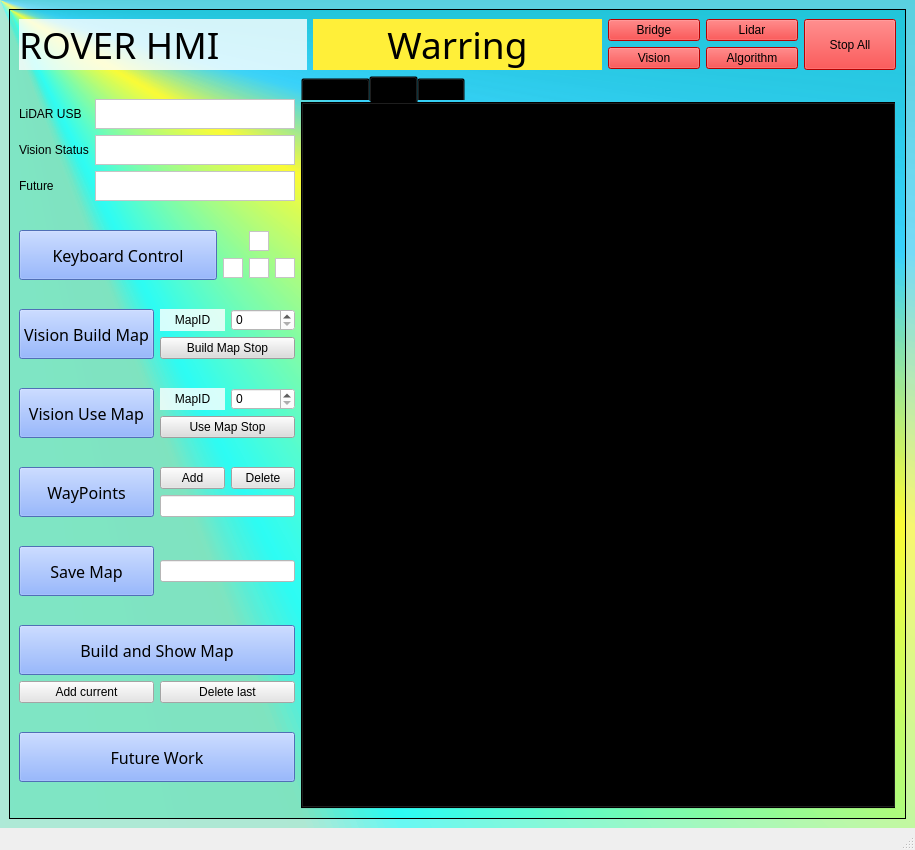
The window that gui/rover_v3.ui (goldmode321/ROVER_Clement_Billy_2019) describes before a commit, drawn with Qt 5.
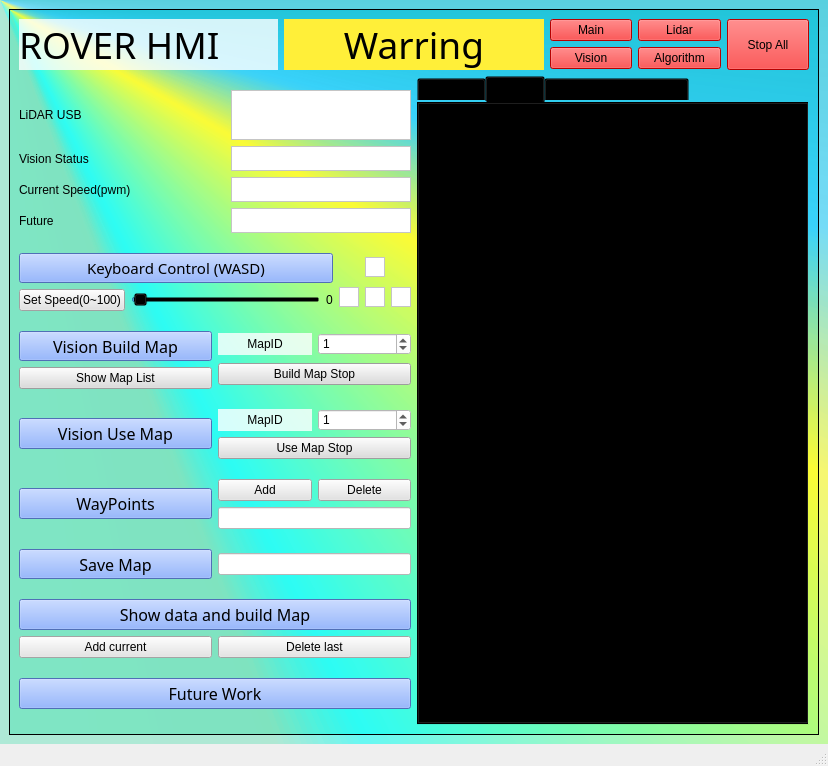
The same window after the commit. The open tabs and pages were chosen to show the change. Custom widgets are drawn as their Qt base class.

```diff
--- a/gui/rover_v3.ui
+++ b/gui/rover_v3.ui
@@ -6,8 +6,8 @@
    <rect>
     <x>0</x>
     <y>0</y>
-    <width>915</width>
-    <height>850</height>
+    <width>828</width>
+    <height>766</height>
    </rect>
   </property>
   <property name="windowTitle">
@@ -37,8 +37,8 @@
         <rect>
          <x>0</x>
          <y>0</y>
-         <width>891</width>
-         <height>777</height>
+         <width>803</width>
+         <height>706</height>
         </rect>
        </property>
        <property name="styleSheet">
@@ -72,8 +72,8 @@
              </font>
             </property>
             <property name="styleSheet">
-             <string notr="true">background-color:transparent;
-background-color: rgb(255, 239, 57);</string>
+             <string notr="true">background-color: rgb(255, 239, 57);
+</string>
             </property>
             <property name="text">
              <string>Warring</string>
@@ -93,7 +93,7 @@
                  <string notr="true">background-color: rgb(255, 0, 0);</string>
                 </property>
                 <property name="text">
-                 <string>Bridge</string>
+                 <string>Main</string>
                 </property>
                </widget>
               </item>
@@ -187,8 +187,8 @@
                   </property>
                   <property name="maximumSize">
                    <size>
-                    <width>200</width>
-                    <height>30</height>
+                    <width>180</width>
+                    <height>50</height>
                    </size>
                   </property>
                   <property name="styleSheet">
@@ -223,8 +223,44 @@
                   </property>
                   <property name="maximumSize">
                    <size>
-                    <width>200</width>
-                    <height>30</height>
+                    <width>180</width>
+                    <height>25</height>
+                   </size>
+                  </property>
+                  <property name="styleSheet">
+                   <string notr="true">background-color: rgb(255, 255, 255);</string>
+                  </property>
+                 </widget>
+                </item>
+               </layout>
+              </item>
+              <item>
+               <layout class="QHBoxLayout" name="horizontalLayout_11">
+                <item>
+                 <widget class="QLabel" name="label_6">
+                  <property name="sizePolicy">
+                   <sizepolicy hsizetype="Preferred" vsizetype="Preferred">
+                    <horstretch>0</horstretch>
+                    <verstretch>0</verstretch>
+                   </sizepolicy>
+                  </property>
+                  <property name="text">
+                   <string>Current Speed(pwm)</string>
+                  </property>
+                 </widget>
+                </item>
+                <item>
+                 <widget class="QTextEdit" name="CurrentSpeed_text">
+                  <property name="sizePolicy">
+                   <sizepolicy hsizetype="Preferred" vsizetype="Preferred">
+                    <horstretch>0</horstretch>
+                    <verstretch>0</verstretch>
+                   </sizepolicy>
+                  </property>
+                  <property name="maximumSize">
+                   <size>
+                    <width>180</width>
+                    <height>25</height>
                    </size>
                   </property>
                   <property name="styleSheet">
@@ -259,8 +295,8 @@
                   </property>
                   <property name="maximumSize">
                    <size>
-                    <width>200</width>
-                    <height>30</height>
+                    <width>180</width>
+                    <height>25</height>
                    </size>
                   </property>
                   <property name="styleSheet">
@@ -275,6 +311,8 @@
             <item>
              <layout class="QHBoxLayout" name="horizontalLayout_7">
               <item>
+               <layout class="QVBoxLayout" name="verticalLayout_12">
+                <item>
                <widget class="QPushButton" name="KeyboardControlBtn">
                 <property name="sizePolicy">
                  <sizepolicy hsizetype="Minimum" vsizetype="Fixed">
@@ -285,13 +323,13 @@
                 <property name="minimumSize">
                  <size>
                   <width>0</width>
-                  <height>50</height>
+                    <height>30</height>
                  </size>
                 </property>
                 <property name="font">
                  <font>
                   <family>Algerian</family>
-                  <pointsize>12</pointsize>
+                    <pointsize>11</pointsize>
                   <weight>50</weight>
                   <bold>false</bold>
                  </font>
@@ -300,9 +338,45 @@
                  <string notr="true">background-color: rgb(112, 155, 255);</string>
                 </property>
                 <property name="text">
-                 <string>Keyboard Control</string>
-                </property>
-               </widget>
+                   <string>Keyboard Control (WASD)</string>
+                  </property>
+                 </widget>
+                </item>
+                <item>
+                 <layout class="QHBoxLayout" name="horizontalLayout_10">
+                  <item>
+                   <widget class="QPushButton" name="KeyboardControl_SetSpeedBtn">
+                    <property name="styleSheet">
+                     <string notr="true">background-color: rgb(227, 227, 227);</string>
+                    </property>
+                    <property name="text">
+                     <string>Set Speed(0~100)</string>
+                    </property>
+                   </widget>
+                  </item>
+                  <item>
+                   <widget class="QSlider" name="KeyBoardControl_speed">
+                    <property name="maximum">
+                     <number>100</number>
+                    </property>
+                    <property name="value">
+                     <number>1</number>
+                    </property>
+                    <property name="orientation">
+                     <enum>Qt::Horizontal</enum>
+                    </property>
+                   </widget>
+                  </item>
+                  <item>
+                   <widget class="QLabel" name="SetSpeed_label">
+                    <property name="text">
+                     <string>0</string>
+                    </property>
+                   </widget>
+                  </item>
+                 </layout>
+                </item>
+               </layout>
               </item>
               <item>
                <layout class="QGridLayout" name="gridLayout">
@@ -392,11 +466,13 @@
             <item>
              <layout class="QHBoxLayout" name="horizontalLayout_6">
               <item>
+               <layout class="QVBoxLayout" name="verticalLayout_14">
+                <item>
                <widget class="QPushButton" name="VisionBuildMapBtn">
                 <property name="minimumSize">
                  <size>
                   <width>0</width>
-                  <height>50</height>
+                    <height>30</height>
                  </size>
                 </property>
                 <property name="font">
@@ -416,6 +492,18 @@
                </widget>
               </item>
               <item>
+                 <widget class="QPushButton" name="pushButton">
+                  <property name="styleSheet">
+                   <string notr="true">background-color: rgb(220, 220, 220);</string>
+                  </property>
+                  <property name="text">
+                   <string>Show Map List</string>
+                  </property>
+                 </widget>
+                </item>
+               </layout>
+              </item>
+              <item>
                <layout class="QVBoxLayout" name="VisionBuildMap">
                 <item>
                  <layout class="QHBoxLayout" name="horizontalLayout_3">
@@ -449,6 +537,9 @@
                     <property name="styleSheet">
                      <string notr="true">background-color: rgb(255, 255, 255);</string>
                     </property>
+                    <property name="value">
+                     <number>1</number>
+                    </property>
                    </widget>
                   </item>
                  </layout>
@@ -480,7 +571,7 @@
                 <property name="minimumSize">
                  <size>
                   <width>0</width>
-                  <height>50</height>
+                  <height>30</height>
                  </size>
                 </property>
                 <property name="font">
@@ -527,6 +618,9 @@
                     <property name="styleSheet">
                      <string notr="true">background-color: rgb(255, 255, 255);</string>
                     </property>
+                    <property name="value">
+                     <number>1</number>
+                    </property>
                    </widget>
                   </item>
                  </layout>
@@ -552,7 +646,7 @@
                 <property name="minimumSize">
                  <size>
                   <width>0</width>
-                  <height>50</height>
+                  <height>30</height>
                  </size>
                 </property>
                 <property name="font">
@@ -635,7 +729,7 @@
                 <property name="minimumSize">
                  <size>
                   <width>0</width>
-                  <height>50</height>
+                  <height>30</height>
                  </size>
                 </property>
                 <property name="font">
@@ -680,7 +774,7 @@
                 <property name="minimumSize">
                  <size>
                   <width>0</width>
-                  <height>50</height>
+                  <height>30</height>
                  </size>
                 </property>
                 <property name="font">
@@ -693,7 +787,7 @@
                  <string notr="true">background-color: rgb(112, 155, 255);</string>
                 </property>
                 <property name="text">
-                 <string>Build and Show Map</string>
+                 <string>Show data and build Map</string>
                 </property>
                </widget>
               </item>
@@ -728,7 +822,7 @@
               <property name="minimumSize">
                <size>
                 <width>0</width>
-                <height>50</height>
+                <height>30</height>
                </size>
               </property>
               <property name="font">
@@ -777,7 +871,7 @@
               </widget>
               <widget class="QWidget" name="lidarMap">
                <attribute name="title">
-                <string>Map</string>
+                <string>LiDAR</string>
                </attribute>
                <layout class="QVBoxLayout" name="verticalLayout_5">
                 <item>
@@ -787,7 +881,7 @@
               </widget>
               <widget class="QWidget" name="globalMap">
                <attribute name="title">
-                <string>頁面</string>
+                <string>Vision and LiDAR Map</string>
                </attribute>
                <layout class="QVBoxLayout" name="verticalLayout_9">
                 <item>
```
Left out of the diff: 15 changed lines with no effect on the pictures. Lines whose indentation alone changed are shown as unchanged.
